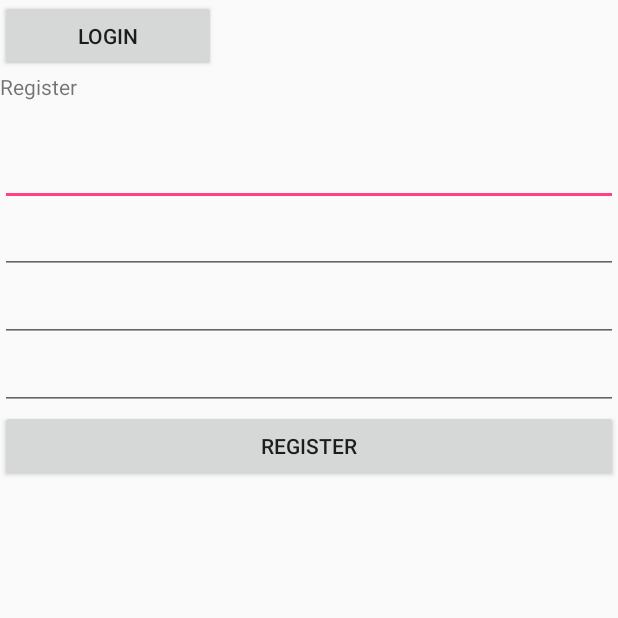
After one commit to Riibit/XP1, an Android app: the RegisterActivity screen opened directly, with no data from a screen before it, on a phone screen of 412 x 824 dp, the top half of it. The commit adds this screen. Run offline under Robolectric (Android 15) with nearby library versions, the phone set to English and light mode, and no system bars.

Commit message:
[TG, RB] Added register activity and implemented navigation between Registration and Login

```diff
--- a/q_up/app/src/main/AndroidManifest.xml
+++ b/q_up/app/src/main/AndroidManifest.xml
@@ -15,7 +15,7 @@
     <uses-permission android:name="android.permission.ACCESS_FINE_LOCATION" />
 
     <application
-        android:name="at.sw2017.q_up.QUpApp"
+        android:name=".QUpApp"
         android:allowBackup="true"
         android:icon="@mipmap/ic_launcher"
         android:label="@string/app_name"
@@ -43,7 +43,8 @@
 
         <activity
             android:name=".MapsActivity"
-            android:label="@string/title_activity_maps"></activity>
+            android:label="@string/title_activity_maps" />
+        <activity android:name=".RegisterActivity"></activity>
     </application>
 
 </manifest>
--- /dev/null
+++ b/q_up/app/src/main/java/at/sw2017/q_up/RegisterActivity.java
@@ -0,0 +1,47 @@
+package at.sw2017.q_up;
+
+import android.app.Activity;
+import android.content.Intent;
+import android.support.v7.app.AppCompatActivity;
+import android.os.Bundle;
+import android.view.View;
+import android.widget.Button;
+import android.widget.Toast;
+
+public class RegisterActivity extends Activity implements View.OnClickListener {
+
+    Button loginNavigationButton;
+    Button registerButton;
+
+
+    @Override
+    protected void onCreate(Bundle savedInstanceState) {
+        super.onCreate(savedInstanceState);
+        setContentView(R.layout.activity_register);
+
+        loginNavigationButton = (Button) findViewById(R.id.loginNavigationButton);
+        loginNavigationButton.setOnClickListener(this);
+        registerButton = (Button) findViewById(R.id.registerButton);
+        registerButton.setOnClickListener(this);
+    }
+
+    public void switchLoginRegister() {
+        Intent loginIntent = new Intent(this, MainActivity.class);
+        startActivity(loginIntent);
+    }
+
+    @Override
+    public void onClick(View v) {
+        Button clickedButton = (Button) v;
+
+        switch (clickedButton.getId()) {
+            case R.id.registerButton:
+                break;
+            case R.id.loginNavigationButton:
+                switchLoginRegister();
+                break;
+            default:
+                break;
+        }
+    }
+}
--- /dev/null
+++ b/q_up/app/src/main/res/layout/activity_register.xml
@@ -0,0 +1,53 @@
+<?xml version="1.0" encoding="utf-8"?>
+<LinearLayout xmlns:android="http://schemas.android.com/apk/res/android"
+    android:orientation="vertical" android:layout_width="match_parent"
+    android:layout_height="match_parent">
+
+    <Button
+        android:id="@+id/loginNavigationButton"
+        android:layout_width="144dp"
+        android:layout_height="wrap_content"
+        android:text="Login" />
+
+    <TextView
+        android:id="@+id/textView"
+        android:layout_width="87dp"
+        android:layout_height="44dp"
+        android:text="Register" />
+
+    <EditText
+        android:id="@+id/editText"
+        android:layout_width="match_parent"
+        android:layout_height="wrap_content"
+        android:ems="10"
+        android:inputType="textPersonName"
+        android:text="" />
+
+    <EditText
+        android:id="@+id/editText3"
+        android:layout_width="match_parent"
+        android:layout_height="wrap_content"
+        android:ems="10"
+        android:inputType="" />
+
+    <EditText
+        android:id="@+id/editText4"
+        android:layout_width="match_parent"
+        android:layout_height="wrap_content"
+        android:ems="10"
+        android:inputType="" />
+
+    <EditText
+        android:id="@+id/editText5"
+        android:layout_width="match_parent"
+        android:layout_height="wrap_content"
+        android:ems="10"
+        android:inputType="" />
+
+    <Button
+        android:id="@+id/registerButton"
+        android:layout_width="match_parent"
+        android:layout_height="wrap_content"
+        android:text="Register" />
+
+</LinearLayout>
```
Also changed, not shown: q_up/app/src/main/java/at/sw2017/q_up/MainActivity.java (+22 -5 lines), q_up/app/src/main/res/layout/activity_main.xml (+27 -9 lines), 1 other file.
